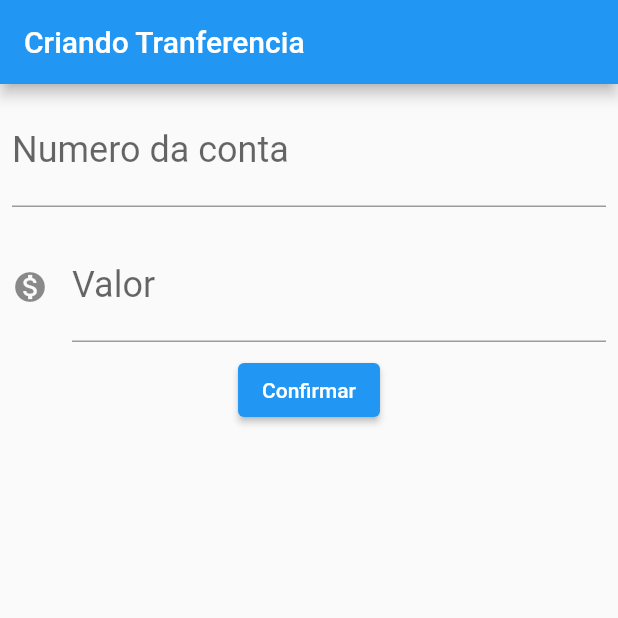
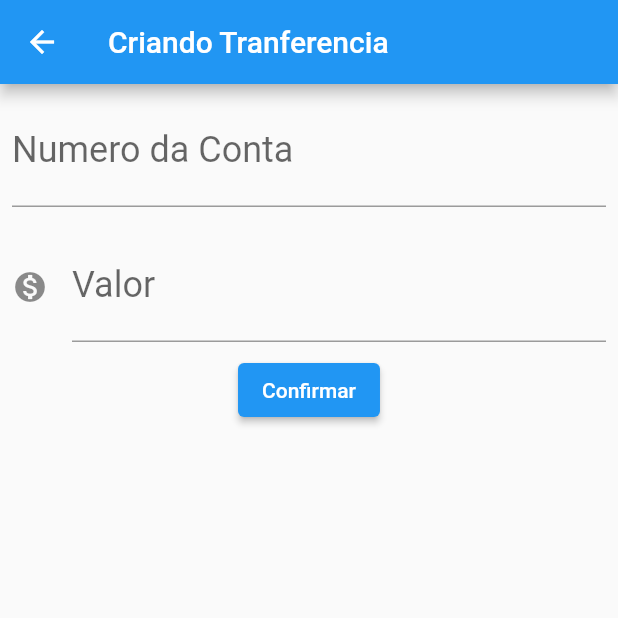
Before and after one commit to jonasemc/byte-bank, a Flutter app: the FormularioTransferencia screen opened directly, after a tap on "Confirmar", on a phone screen of 412 x 824 dp, the top half of it. Run offline on Flutter 3.47's test engine with Material 2 defaults, Android fonts, the phone set to English and light mode, and no system bars.

```diff
--- a/lib/main.dart
+++ b/lib/main.dart
@@ -7,7 +7,7 @@ class BytebankApp extends StatelessWidget {
   Widget build(BuildContext context) {
     return MaterialApp(
       home: Scaffold(
-        body: FormularioTransferencia(),
+        body: ListaTransferencia(),
       ),
     );
   }
@@ -26,46 +26,61 @@ class FormularioTransferencia extends StatelessWidget {
         ),
         body: Column(
           children: <Widget>[
-            Padding(
-              padding: const EdgeInsets.all(8.0),
-              child: TextField(
-                controller: _controladorCampoNumeroConta,
-                style: TextStyle(fontSize: 24.0),
-                decoration: InputDecoration(
-                  labelText: 'Numero da conta',
-                  hintText: '0000',
-                ),
-                keyboardType: TextInputType.number,
-              ),
+            Editor(
+              controlador: _controladorCampoNumeroConta,
+              rotulo: 'Numero da Conta',
+              dica: '0000',
+              icone: null,
             ),
-            Padding(
-              padding: const EdgeInsets.all(8.0),
-              child: TextField(
-                controller: _controladorCampoValor,
-                style: TextStyle(fontSize: 24.0),
-                decoration: InputDecoration(
-                  icon: Icon(Icons.monetization_on),
-                  labelText: 'Valor',
-                  hintText: '00.00',
-                ),
-                keyboardType: TextInputType.number,
-              ),
-            ),
+            Editor(
+                controlador: _controladorCampoValor,
+                rotulo: 'Valor',
+                dica: '0.00',
+                icone: Icons.monetization_on),
             ElevatedButton(
-              onPressed: () {
-                final int? numeroConta =
-                    int.tryParse(_controladorCampoNumeroConta.text);
-                final double? valor =
-                    double.tryParse(_controladorCampoValor.text);
-                if (numeroConta != null && valor != null) {
-                  final transferenciaCriada = Transferencia(valor, numeroConta);
-                  debugPrint('$transferenciaCriada');
-                }
-              },
+              onPressed: () => _criaTransferencia(),
               child: Text('Confirmar'),
             ),
           ],
         ));
+  }
+
+  void _criaTransferencia() {
+    final int? numeroConta = int.tryParse(_controladorCampoNumeroConta.text);
+    final double? valor = double.tryParse(_controladorCampoValor.text);
+    if (numeroConta != null && valor != null) {
+      final transferenciaCriada = Transferencia(valor, numeroConta);
+    }
+  }
+}
+
+class Editor extends StatelessWidget {
+  final TextEditingController controlador;
+  final String rotulo;
+  final String dica;
+  final IconData? icone;
+
+  Editor(
+      {required this.controlador,
+      required this.rotulo,
+      required this.dica,
+      this.icone});
+
+  @override
+  Widget build(BuildContext context) {
+    return Padding(
+      padding: const EdgeInsets.all(8.0),
+      child: TextField(
+        controller: controlador,
+        style: TextStyle(fontSize: 24.0),
+        decoration: InputDecoration(
+          icon: icone != null ? Icon(icone) : null,
+          labelText: rotulo,
+          hintText: dica,
+        ),
+        keyboardType: TextInputType.number,
+      ),
+    );
   }
 }
 
@@ -84,9 +99,12 @@ class ListaTransferencia extends StatelessWidget {
         ],
       ),
       floatingActionButton: FloatingActionButton(
-        onPressed: () {},
-        child: Icon(Icons.add),
-      ),
+          child: Icon(Icons.add),
+          onPressed: () {
+            Navigator.push(context, MaterialPageRoute(builder: (context) {
+              return FormularioTransferencia();
+            }));
+          }),
     );
   }
 }
```
